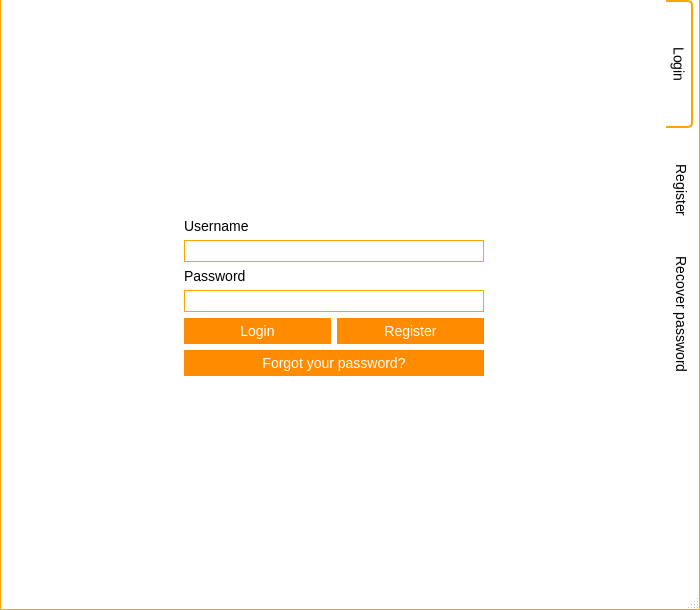
Qt form frmlogin.ui (Nintersoft/SmartClass) before a commit.
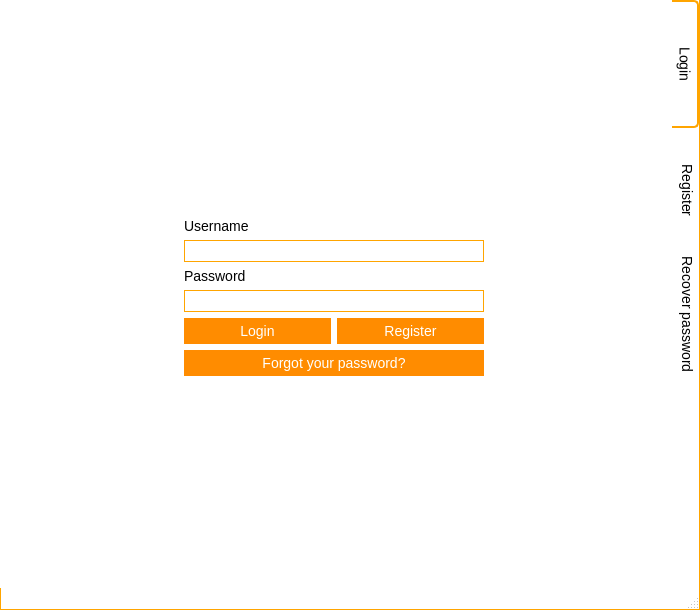
The same form after that commit. Icons and pictures are not drawn.

The edit to the form file:
```diff
--- a/frmlogin.ui
+++ b/frmlogin.ui
@@ -143,6 +143,119 @@
 </string>
   </property>
   <widget class="QWidget" name="centralWidget">
+   <property name="styleSheet">
+    <string notr="true">QWidget#titleBar{
+	background-color: #FFF;
+	border-top: 1px solid orange;
+	border-left: 1px solid orange;
+	border-right: 1px solid orange;
+	color: #000;
+}
+
+QWidget#centralWidget, QStatusBar{
+	background-color: #FFF;
+	border-left: 1px solid orange;
+	border-right: 1px solid orange;
+}
+
+QStatusBar{
+	border-bottom: 1px solid orange;
+}
+
+QWidget{
+	font-size: 14px;
+}
+
+QLineEdit{
+	border: 1px solid orange;
+	min-height: 20px;
+}
+
+QPushButton{
+	background-color: darkorange;
+	border: 5px solid darkorange;
+	color: white;
+}
+
+QPushButton::hover{
+	background-color: orange;
+	border: 5px solid orange;
+}
+
+QPushButton::pressed{
+	background-color: darkorange;
+	border: 5px solid darkorange;
+}
+
+QPushButton::!enabled{
+	background-color: orange;
+	border: 5px solid orange;
+}
+
+/*QTabWidget::pane {
+    border-top: 1px solid orange;
+}*/
+
+QSlider::handle:horizontal {
+    background: orange;
+}
+
+/* Vertical and horizontal line customization */
+
+QFrame[frameShape=&quot;4&quot;]
+{
+    color: orange;
+}
+
+QFrame[frameShape=&quot;5&quot;]
+{
+    color: orange;
+}
+
+/* QTabWidget elements customization */
+
+QTabWidget::pane {
+/*	border-top: 1px solid orange;*/
+	background: white;
+}
+
+QTabWidget::tab-bar {
+    left: 5px;
+}
+
+QTabBar::tab {
+	background: white;
+    min-height: 120px;
+    min-width: 20px;
+    padding: 2px;
+	border-bottom-right-radius: 5px;
+	border-top-right-radius: 5px;
+	margin-right: 6px;
+}
+
+QTabBar::tab:selected, QTabBar::tab:hover {
+	background: white;
+	border-top: 1px solid orange;
+	border-right: 1px solid orange;
+	border-bottom: 1px solid orange;
+}
+
+QTabBar::tab:selected {
+	background: white;
+	border-top: 2px solid orange;
+	border-right: 2px solid orange;
+	border-bottom: 2px solid orange;
+}
+
+QTabBar::tab:!selected {
+    margin-left: 3px;
+}
+
+QWidget#tabLogin, QWidget#tabRegister, QWidget#tabRecover{
+	background: white;
+}
+</string>
+   </property>
    <layout class="QGridLayout" name="gridLayout_5">
     <property name="leftMargin">
      <number>0</number>
@@ -162,10 +275,10 @@
     <item row="0" column="0">
      <layout class="QGridLayout" name="centralLayout">
       <property name="leftMargin">
-       <number>6</number>
+       <number>0</number>
       </property>
       <property name="rightMargin">
-       <number>6</number>
+       <number>0</number>
       </property>
       <property name="spacing">
        <number>0</number>
```
